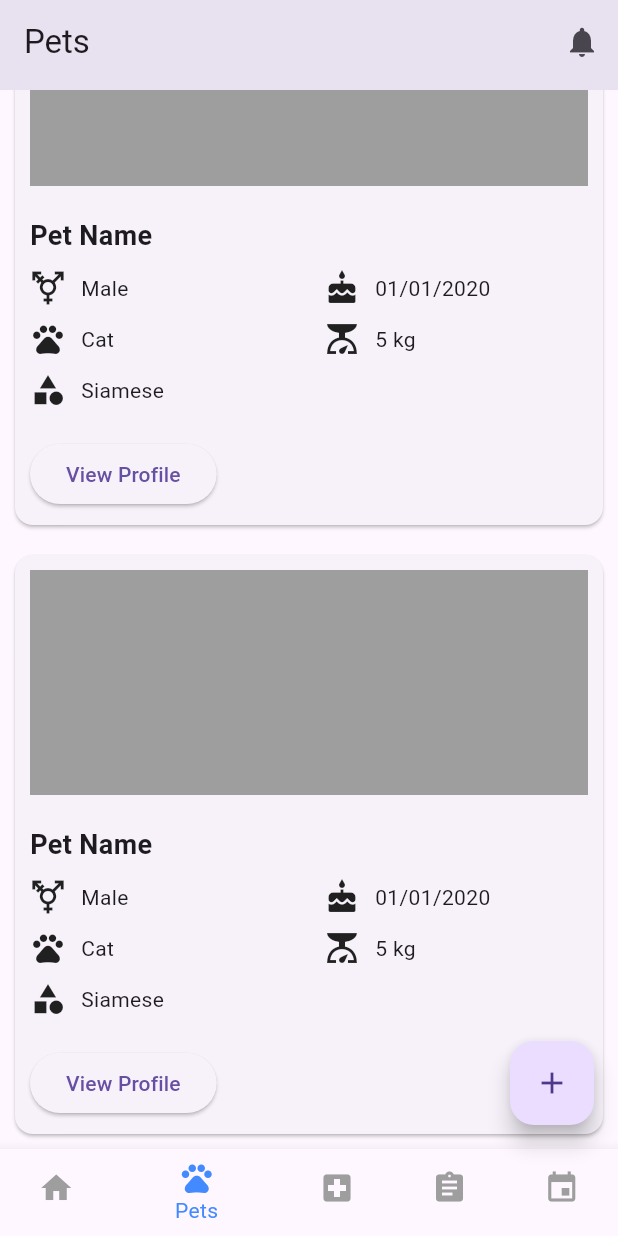
After one commit to ahmadmalak123/Capstone, a Flutter app: the screen it shows after launch, item 2 of the bottom bar chosen, scrolled down 340 dp, after a tap on "View Profile", on a phone screen of 412 x 824 dp. The commit adds this screen. Run offline on Flutter 3.47's test engine with Material 3 defaults, Android fonts, the phone set to English and light mode, and no system bars.

Commit message:
pets page

```diff
--- /dev/null
+++ b/lib/home_page.dart
@@ -0,0 +1,203 @@
+import 'package:flutter/material.dart';
+import 'pets_page.dart';
+
+class HomePage extends StatelessWidget {
+  @override
+  Widget build(BuildContext context) {
+    return Scaffold(
+      appBar: PreferredSize(
+        preferredSize: Size.fromHeight(60),
+        child: AppBar(
+          automaticallyImplyLeading: false, // Disable the back button
+          backgroundColor: Colors.white,
+          title: Row(
+            mainAxisAlignment: MainAxisAlignment.spaceBetween,
+            children: [
+              Row(
+                children: [
+                  IconButton(
+                    icon: Icon(Icons.menu),
+                    onPressed: () {
+                      // Open drawer or navigate to settings
+                    },
+                  ),
+                  Text(
+                    'PetCare',
+                    style: TextStyle(fontSize: 20),
+                  ),
+                ],
+              ),
+              Row(
+                children: [
+                  IconButton(
+                    icon: Icon(Icons.notifications),
+                    onPressed: () {
+                      // Navigate to notifications
+                    },
+                  ),
+                  IconButton(
+                    icon: Icon(Icons.settings),
+                    onPressed: () {
+                      // Navigate to settings
+                    },
+                  ),
+                ],
+              ),
+            ],
+          ),
+        ),
+      ),
+
+      body: SingleChildScrollView(
+        child: Column(
+          crossAxisAlignment: CrossAxisAlignment.start,
+          children: [
+            SizedBox(height: 20),
+            Container(
+              color: Colors.grey[200], // Set background color to grey
+              padding: EdgeInsets.symmetric(horizontal: 20, vertical: 10),
+              child: Column(
+                crossAxisAlignment: CrossAxisAlignment.start,
+                children: [
+                  Text(
+                    'Welcome to the home of Pet-Owners!',
+                    style: TextStyle(fontSize: 24, fontWeight: FontWeight.bold),
+                  ),
+                  SizedBox(height: 10),
+                  Text(
+                    'How can we help you today?',
+                    style: TextStyle(fontSize: 16),
+                  ),
+                  SizedBox(height: 10),
+                  SingleChildScrollView( // Wrap the buttons with SingleChildScrollView
+                    scrollDirection: Axis.horizontal,
+                    child: Row(
+                      mainAxisAlignment: MainAxisAlignment.spaceEvenly,
+                      children: [
+                        _buildMenuButton('Request Appointment'),
+                        _buildMenuButton('Contact Provider'),
+                        _buildMenuButton('Create To Do'),
+                        _buildMenuButton('Review Pet Info'),
+                      ],
+                    ),
+                  ),
+                ],
+              ),
+            ),
+            SizedBox(height: 10),
+            // Placeholder for pet facts with images
+            Container(
+              color: Colors.grey[200], // Set background color to grey
+              padding: EdgeInsets.all(10),
+              child: Column(
+                children: [
+                  _buildPetFactCard('Fact 1', 'assets/Untitled1.jpeg'),
+                  _buildPetFactCard('Fact 2', 'assets/Untitled2.jpeg'),
+                  _buildPetFactCard('Fact 3', 'assets/Untitled.jpeg'),
+                  // Add more pet fact cards as needed
+                ],
+              ),
+            ),
+          ],
+        ),
+      ),
+      bottomNavigationBar: BottomNavigationBar(
+        backgroundColor: Colors.white, // Set background color to white
+        selectedItemColor: Colors.blueAccent, // Set the selected item color
+        unselectedItemColor: Colors.grey, // Set the unselected item color
+        currentIndex: 0, // Current index of the selected tab
+        items: [
+          BottomNavigationBarItem(
+            icon: Icon(Icons.home),
+            label: 'Home',
+          ),
+          BottomNavigationBarItem(
+            icon: Icon(Icons.pets),
+            label: 'Pets',
+          ),
+          BottomNavigationBarItem(
+            icon: Icon(Icons.local_hospital),
+            label: 'Providers',
+          ),
+          BottomNavigationBarItem(
+            icon: Icon(Icons.assignment),
+            label: 'To Dos',
+          ),
+          BottomNavigationBarItem(
+            icon: Icon(Icons.event),
+            label: 'Appointments',
+          ),
+        ],
+        onTap: (index) {
+          if (index == 0) {
+            // Navigate to home page
+            Navigator.push(
+              context,
+              MaterialPageRoute(builder: (context) => HomePage()),
+            );
+          } else if (index == 1) {
+            // Navigate to pets page
+            Navigator.push(
+              context,
+              MaterialPageRoute(builder: (context) => PetsPage()),
+            );
+          }/* else if (index == 2) {
+            // Navigate to providers page
+            Navigator.push(
+              context,
+              MaterialPageRoute(builder: (context) => ProvidersPage()),
+            );
+          } else if (index == 3) {
+            // Navigate to to-dos page
+            Navigator.push(
+              context,
+              MaterialPageRoute(builder: (context) => TodosPage()),
+            );
+          } else if (index == 4) {
+            // Navigate to appointments page
+            Navigator.push(
+              context,
+              MaterialPageRoute(builder: (context) => AppointmentsPage()),
+            );
+          }*/
+        },
+
+      ),
+    );
+  }
+
+  Widget _buildMenuButton(String title) {
+    return ElevatedButton(
+      onPressed: () {
+        // Implement button functionality
+      },
+      child: Text(
+        title,
+        style: TextStyle(fontSize: 16),
+      ),
+    );
+  }
+
+  Widget _buildPetFactCard(String title, String imagePath) {
+    return Card(
+      margin: EdgeInsets.all(10),
+      child: Column(
+        children: [
+          Image.asset(
+            imagePath,
+            height: 150,
+            width: double.infinity,
+            fit: BoxFit.cover,
+          ),
+          Padding(
+            padding: EdgeInsets.all(10),
+            child: Text(
+              title,
+              style: TextStyle(fontSize: 18, fontWeight: FontWeight.bold),
+            ),
+          ),
+        ],
+      ),
+    );
+  }
+}
--- a/lib/main.dart
+++ b/lib/main.dart
@@ -1,4 +1,6 @@
 import 'package:flutter/material.dart';
+import 'home_page.dart';
+import 'pets_page.dart';
 
 void main() {
   runApp(MyApp());
@@ -12,175 +14,11 @@ class MyApp extends StatelessWidget {
       theme: ThemeData(
         primarySwatch: Colors.blue,
       ),
-      home: HomePage(),
+      initialRoute: '/',
+      routes: {
+        '/': (context) => HomePage(),
+        '/pets': (context) => PetsPage(),
+      },
     );
   }
 }
-
-class HomePage extends StatelessWidget {
-  @override
-  Widget build(BuildContext context) {
-    return Scaffold(
-      appBar: PreferredSize(
-        preferredSize: Size.fromHeight(60),
-        child: AppBar(
-          backgroundColor: Colors.white, // Set background color to white
-          title: Row(
-            mainAxisAlignment: MainAxisAlignment.spaceBetween,
-            children: [
-              Row(
-                children: [
-                  IconButton(
-                    icon: Icon(Icons.menu),
-                    onPressed: () {
-                      // Open drawer or navigate to settings
-                    },
-                  ),
-                  Text(
-                    'PetCare',
-                    style: TextStyle(fontSize: 20),
-                  ),
-                ],
-              ),
-              Row(
-                children: [
-                  IconButton(
-                    icon: Icon(Icons.notifications),
-                    onPressed: () {
-                      // Navigate to notifications
-                    },
-                  ),
-                  IconButton(
-                    icon: Icon(Icons.settings),
-                    onPressed: () {
-                      // Navigate to settings
-                    },
-                  ),
-                ],
-              ),
-            ],
-          ),
-        ),
-      ),
-      body: SingleChildScrollView(
-        child: Column(
-          crossAxisAlignment: CrossAxisAlignment.start,
-          children: [
-            SizedBox(height: 20),
-            Container(
-              color: Colors.grey[200], // Set background color to grey
-              padding: EdgeInsets.symmetric(horizontal: 20, vertical: 10),
-              child: Column(
-                crossAxisAlignment: CrossAxisAlignment.start,
-                children: [
-                  Text(
-                    'Welcome to the home of Pet-Owners!',
-                    style: TextStyle(fontSize: 24, fontWeight: FontWeight.bold),
-                  ),
-                  SizedBox(height: 10),
-                  Text(
-                    'How can we help you today?',
-                    style: TextStyle(fontSize: 16),
-                  ),
-                  SizedBox(height: 10),
-                  SingleChildScrollView( // Wrap the buttons with SingleChildScrollView
-                    scrollDirection: Axis.horizontal,
-                    child: Row(
-                      mainAxisAlignment: MainAxisAlignment.spaceEvenly,
-                      children: [
-                        _buildMenuButton('Request Appointment'),
-                        _buildMenuButton('Contact Provider'),
-                        _buildMenuButton('Create To Do'),
-                        _buildMenuButton('Review Pet Info'),
-                      ],
-                    ),
-                  ),
-                ],
-              ),
-            ),
-            SizedBox(height: 10),
-            // Placeholder for pet facts with images
-            Container(
-              color: Colors.grey[200], // Set background color to grey
-              padding: EdgeInsets.all(10),
-              child: Column(
-                children: [
-                  _buildPetFactCard('Fact 1', 'assets/Untitled1.jpeg'),
-                  _buildPetFactCard('Fact 2', 'assets/Untitled2.jpeg'),
-                  _buildPetFactCard('Fact 3', 'assets/Untitled.jpeg'),
-                  // Add more pet fact cards as needed
-                ],
-              ),
-            ),
-          ],
-        ),
-      ),
-      bottomNavigationBar: BottomNavigationBar(
-        backgroundColor: Colors.white, // Set background color to white
-        selectedItemColor: Colors.blueAccent, // Set the selected item color
-        unselectedItemColor: Colors.grey, // Set the unselected item color
-        currentIndex: 0, // Current index of the selected tab
-        items: [
-          BottomNavigationBarItem(
-            icon: Icon(Icons.home),
-            label: 'Home',
-          ),
-          BottomNavigationBarItem(
-            icon: Icon(Icons.pets),
-            label: 'Pets',
-          ),
-          BottomNavigationBarItem(
-            icon: Icon(Icons.local_hospital),
-            label: 'Providers',
-          ),
-          BottomNavigationBarItem(
-            icon: Icon(Icons.assignment),
-            label: 'To Dos',
-          ),
-          BottomNavigationBarItem(
-            icon: Icon(Icons.event),
-            label: 'Appointments',
-          ),
-        ],
-        onTap: (index) {
-          // Handle navigation to different tabs
-        },
-      ),
-    );
-  }
-
-  Widget _buildMenuButton(String title) {
-    return ElevatedButton(
-      onPressed: () {
-        // Implement button functionality
-      },
-      child: Text(
-        title,
-        style: TextStyle(fontSize: 16),
-      ),
-    );
-  }
-
-  Widget _buildPetFactCard(String title, String imagePath) {
-    return Card(
-      margin: EdgeInsets.all(10),
-      child: Column(
-        children: [
-          Image.asset(
-            imagePath,
-            height: 150,
-            width: double.infinity,
-            fit: BoxFit.cover,
-          ),
-          Padding(
-            padding: EdgeInsets.all(10),
-            child: Text(
-              title,
-              style: TextStyle(fontSize: 18, fontWeight: FontWeight.bold),
-            ),
-          ),
-        ],
-      ),
-    );
-  }
-}
--- /dev/null
+++ b/lib/pets_page.dart
@@ -0,0 +1,230 @@
+import 'package:flutter/material.dart';
+import 'home_page.dart';
+
+class PetsPage extends StatelessWidget {
+  const PetsPage({Key? key}) : super(key: key);
+
+  @override
+  Widget build(BuildContext context) {
+    return Scaffold(
+      appBar: PreferredSize(
+        preferredSize: Size.fromHeight(60),
+        child: AppBar(
+          title: Text('Pets'),
+          automaticallyImplyLeading: false,
+          actions: [
+            IconButton(
+              onPressed: () {
+                // Navigate to notifications
+              },
+              icon: Icon(Icons.notifications),
+            ),
+          ],
+        ),
+      ),
+
+      body: SingleChildScrollView(
+        child: Column(
+          crossAxisAlignment: CrossAxisAlignment.start,
+          children: [
+            SizedBox(height: 20),
+            Padding(
+              padding: EdgeInsets.symmetric(horizontal: 20),
+              child: Text(
+                'Your Pets',
+                style: TextStyle(fontSize: 24, fontWeight: FontWeight.bold),
+              ),
+            ),
+            SizedBox(height: 10),
+            _buildHorizontalPetList(),
+            SizedBox(height: 20),
+            _buildVerticalPetCards(),
+          ],
+        ),
+      ),
+      floatingActionButton: FloatingActionButton(
+        onPressed: () {
+          // Add new pet action
+        },
+        child: Icon(Icons.add),
+      ),
+      bottomNavigationBar: BottomNavigationBar(
+        backgroundColor: Colors.white,
+        // Set the background color here
+        selectedItemColor: Colors.blueAccent,
+        // Set the selected item color
+        unselectedItemColor: Colors.grey,
+        // Set the unselected item color
+        currentIndex: 1,
+        // Current index of the selected tab
+        items: [
+          BottomNavigationBarItem(
+            icon: Icon(Icons.home),
+            label: 'Home',
+          ),
+          BottomNavigationBarItem(
+            icon: Icon(Icons.pets),
+            label: 'Pets',
+          ),
+          BottomNavigationBarItem(
+            icon: Icon(Icons.local_hospital),
+            label: 'Providers',
+          ),
+          BottomNavigationBarItem(
+            icon: Icon(Icons.assignment),
+            label: 'To Dos',
+          ),
+          BottomNavigationBarItem(
+            icon: Icon(Icons.event),
+            label: 'Appointments',
+          ),
+        ],
+        onTap: (index) {
+          if (index == 0) {
+            // Navigate to home page
+            Navigator.push(
+              context,
+              MaterialPageRoute(builder: (context) => HomePage()),
+            );
+          } else if (index == 1) {
+            // Navigate to pets page
+            Navigator.push(
+              context,
+              MaterialPageRoute(builder: (context) => PetsPage()),
+            );
+          }
+        },
+      ),
+    );
+  }
+
+  Widget _buildHorizontalPetList() {
+    return Container(
+      height: 150,
+      padding: EdgeInsets.symmetric(horizontal: 20),
+      child: ListView.builder(
+        scrollDirection: Axis.horizontal,
+        itemCount: 2, // Replace with the actual number of pets
+        itemBuilder: (context, index) {
+          return Padding(
+            padding: EdgeInsets.all(8.0),
+            child: Column(
+              children: [
+                CircleAvatar(
+                  radius: 50,
+                  backgroundImage: AssetImage('assets/pet_image.jpg'),
+                  child: Icon(Icons.pets), // Default pet icon
+                ),
+                SizedBox(height: 5),
+                Text(
+                  'Pet Name',
+                  style: TextStyle(fontWeight: FontWeight.bold),
+                ),
+              ],
+            ),
+          );
+        },
+      ),
+    );
+  }
+  Widget _buildVerticalPetCards() {
+    return ListView.builder(
+      shrinkWrap: true,
+      physics: NeverScrollableScrollPhysics(),
+      itemCount: 2, // Replace with the actual number of pets
+      itemBuilder: (context, index) {
+        return Card(
+          margin: EdgeInsets.all(10),
+          child: Padding(
+            padding: EdgeInsets.all(10),
+            child: Column(
+              crossAxisAlignment: CrossAxisAlignment.start,
+              children: [
+                Container(
+                  height: 150,
+                  width: double.infinity,
+                  color: Colors.grey, // Placeholder color for pet photo
+                  // You can replace the color with an Image.asset widget
+                  // containing the actual pet photo
+                ),
+                SizedBox(height: 20),
+                Text(
+                  'Pet Name',
+                  style: TextStyle(fontSize: 18, fontWeight: FontWeight.bold),
+                ),
+                SizedBox(height: 10),
+                Row(
+                  mainAxisAlignment: MainAxisAlignment.spaceBetween,
+                  crossAxisAlignment: CrossAxisAlignment.start,
+                  children: [
+                    Expanded(
+                      child: Column(
+                        crossAxisAlignment: CrossAxisAlignment.start,
+                        children: [
+                          Row(
+                            children: [
+                              Icon(Icons.transgender), // Icon for gender
+                              SizedBox(width: 10),
+                              Text('Male'), // Replace with actual gender
+                            ],
+                          ),
+                          SizedBox(height: 10),
+                          Row(
+                            children: [
+                              Icon(Icons.pets), // Icon for species
+                              SizedBox(width: 10),
+                              Text('Cat'), // Replace with actual species
+                            ],
+                          ),
+                          SizedBox(height: 10),
+                          Row(
+                            children: [
+                              Icon(Icons.category), // Icon for breed
+                              SizedBox(width: 10),
+                              Text('Siamese'), // Replace with actual breed
+                            ],
+                          ),
+                        ],
+                      ),
+                    ),
+                    SizedBox(width: 20),
+                    Expanded(
+                      child: Column(
+                        crossAxisAlignment: CrossAxisAlignment.start,
+                        children: [
+                          Row(
+                            children: [
+                              Icon(Icons.cake), // Icon for birthday
+                              SizedBox(width: 10),
+                              Text('01/01/2020'), // Replace with actual birthdate
+                            ],
+                          ),
+                          SizedBox(height: 10),
+                          Row(
+                            children: [
+                              Icon(Icons.scale), // Icon for weight
+                              SizedBox(width: 10),
+                              Text('5 kg'), // Replace with actual weight
+                            ],
+                          ),
+                        ],
+                      ),
+                    ),
+                  ],
+                ),
+                SizedBox(height: 20),
+                ElevatedButton(
+                  onPressed: () {
+                    // View pet profile action
+                  },
+                  child: Text('View Profile'),
+                ),
+              ],
+            ),
+          ),
+        );
+      },
+    );
+  }
+
+}
```
